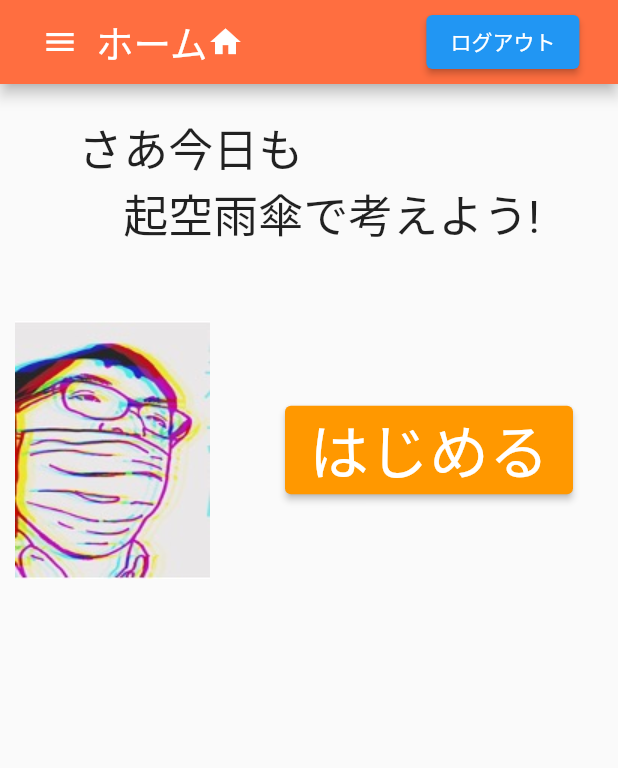
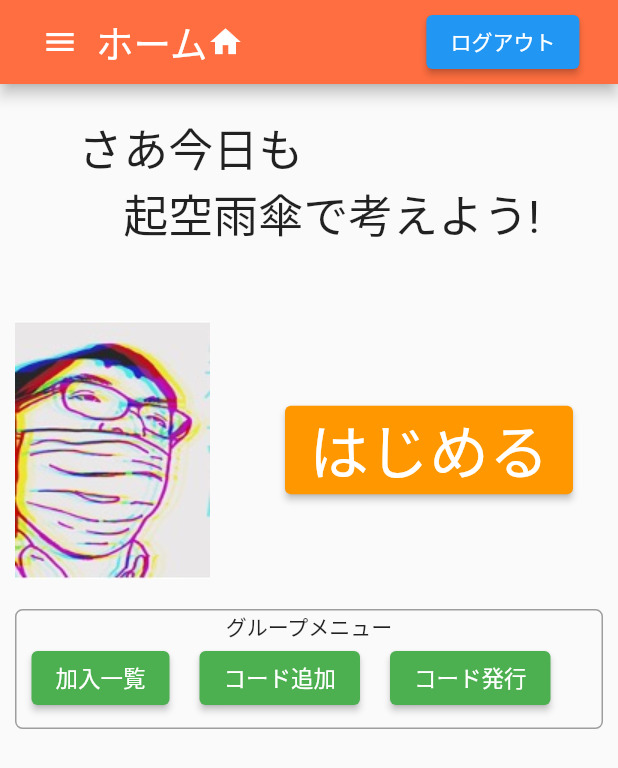
Before and after one commit to kkhassou/toyidea_smartphone_app, a Flutter app: the screen it shows once a user with an empty profile is signed in, on a phone screen of 412 x 824 dp. Shown: the top 768 px of the screen. Run offline on Flutter 3.47's test engine with Material 2 defaults, Android fonts, the light colour scheme and no system bars; our stand-ins replace firebase_auth, firebase_core; missing offline and left inert: dart:ffi; accounts and stored records are empty; network calls fail.

Commit message:
グループコードの発行・追加等を実装中

```diff
--- a/lib/constants/url_constant.dart
+++ b/lib/constants/url_constant.dart
@@ -1,6 +1,6 @@
 class UrlConstant {
   static const String apiUrl =
-      "https://us-central1-toyidea-api.cloudfunctions.net/api/"; // 実機端末用
-  // "http://10.0.2.2:5001/toyidea-api/us-central1/api/"; // Androidエミュレーター用
+      // "https://us-central1-toyidea-api.cloudfunctions.net/api/"; // 実機端末用
+      "http://10.0.2.2:5001/toyidea-api/us-central1/api/"; // Androidエミュレーター用
   // "http://localhost:5001/toyidea-api/us-central1/api/"; // iOSエミュレーター用
 }
--- a/lib/presentation/home/home_page.dart
+++ b/lib/presentation/home/home_page.dart
@@ -1,13 +1,21 @@
 import 'dart:ffi';
 
 import 'package:firebase_core/firebase_core.dart';
+import 'package:flutter/cupertino.dart';
 import 'package:flutter/material.dart';
+import 'package:toyidea_smartphone_app/presentation/group/group_code_add_page.dart';
+// import 'package:modal_bottom_sheet/modal_bottom_sheet.dart';
+// import 'package:modal_bottom_sheet/modal_bottom_sheet.dart' as bottomSheet;
 
+import '../../api/api_client.dart';
 import '../../widgets/custom_card.dart';
 import '../../widgets/menu_button.dart';
 import '../../widgets/randam_icon.dart';
 
 import 'package:firebase_auth/firebase_auth.dart';
+
+import '../group/group_code_publish_page.dart';
+import '../group/group_list_page.dart';
 
 class HomePage extends StatefulWidget {
   const HomePage({super.key});
@@ -27,6 +35,18 @@ class _HomePageState extends State<HomePage> {
   AppTypeList appTypeList = AppTypeList.TrigerSkyRainUmbrella;
   String startComment = "さあ今日も\n　起空雨傘で考えよう!";
   double startComment_fontSize = 30;
+  String nickName = "";
+  final FirebaseAuth _auth = FirebaseAuth.instance;
+  // これ、ログイン状態だと、ホーム画面に戻す
+  void checkAuthentication() async {
+    _auth.authStateChanges().listen((user) {
+      if (user == null) {
+      } else {
+        initData();
+      }
+    });
+  }
+
   void _onMenuButonTap(int index) {
     print("index");
     print(index);
@@ -43,6 +63,20 @@ class _HomePageState extends State<HomePage> {
         appTypeList = AppTypeList.Integration;
       }
     });
+  }
+
+  @override
+  void initState() {
+    super.initState();
+    this.checkAuthentication();
+  }
+
+  Future<void> initData() async {
+    // DBから空雨傘一覧データを取得
+    final value = await get_user_info_api(_auth.currentUser!.uid.toString());
+    nickName = value.map<String>((item) => item['nickName'].toString()).first;
+    // TODO:nickNmaeの格納をuidとセットで行う
+    // sinupの時にできるかと思ったけど、sinupの時だと、まだ、uidが取れないのでダメだった。
   }
 
   @override
@@ -129,29 +163,95 @@ class _HomePageState extends State<HomePage> {
                               : null,
                         )),
                   ]),
-                  //   Padding(
-                  //       padding:
-                  //           EdgeInsets.fromLTRB(150, underbutton_from_top!, 0, 0),
-                  //       child: ElevatedButton(
-                  //         style: ElevatedButton.styleFrom(
-                  //             backgroundColor: Colors.orange),
-                  //         child: Text(
-                  //           "過去の空雨傘",
-                  //           style: TextStyle(fontSize: 30),
-                  //         ),
-                  //         onPressed: user != null ? () {} : null,
-                  //       )),
-                  //   Padding(
-                  //       padding: const EdgeInsets.fromLTRB(150, 30, 0, 0),
-                  //       child: ElevatedButton(
-                  //         style: ElevatedButton.styleFrom(
-                  //             backgroundColor: Colors.orange),
-                  //         child: Text(
-                  //           "模範の空雨傘",
-                  //           style: TextStyle(fontSize: 30),
-                  //         ),
-                  //         onPressed: user != null ? () {} : null,
-                  //       )),
+                  user != null
+                      ? Padding(
+                          padding: const EdgeInsets.fromLTRB(10, 20, 10, 0),
+                          child: Container(
+                            height: 80,
+                            decoration: BoxDecoration(
+                              border: Border.all(
+                                color: Colors.grey,
+                                width: 1.0,
+                              ),
+                              borderRadius: BorderRadius.circular(5.0),
+                            ),
+                            child: Column(
+                              children: [
+                                Container(
+                                  child: Text("グループメニュー"),
+                                ),
+                                Row(
+                                  children: [
+                                    Padding(
+                                        padding:
+                                            EdgeInsets.fromLTRB(10, 0, 0, 0),
+                                        child: ElevatedButton(
+                                          style: ElevatedButton.styleFrom(
+                                              backgroundColor: Colors.green),
+                                          child: Text(
+                                            "加入一覧",
+                                            style: TextStyle(
+                                                fontSize: 15,
+                                                color: Colors.white),
+                                          ),
+                                          onPressed: () {
+                                            showModalBottomSheet(
+                                                context: context,
+                                                builder:
+                                                    (BuildContext context) {
+                                                  return GroupListPage();
+                                                });
+                                          },
+                                        )),
+                                    Padding(
+                                        padding:
+                                            EdgeInsets.fromLTRB(20, 0, 0, 0),
+                                        child: ElevatedButton(
+                                          style: ElevatedButton.styleFrom(
+                                              backgroundColor: Colors.green),
+                                          child: Text(
+                                            "コード追加",
+                                            style: TextStyle(
+                                                fontSize: 15,
+                                                color: Colors.white),
+                                          ),
+                                          onPressed: () {
+                                            showModalBottomSheet(
+                                                context: context,
+                                                builder:
+                                                    (BuildContext context) {
+                                                  return GroupCodeAddPage();
+                                                });
+                                          },
+                                        )),
+                                    Padding(
+                                        padding:
+                                            EdgeInsets.fromLTRB(20, 0, 0, 0),
+                                        child: ElevatedButton(
+                                          style: ElevatedButton.styleFrom(
+                                              backgroundColor: Colors.green),
+                                          child: Text(
+                                            "コード発行",
+                                            style: TextStyle(
+                                                fontSize: 15,
+                                                color: Colors.white),
+                                          ),
+                                          onPressed: () {
+                                            showModalBottomSheet(
+                                                context: context,
+                                                builder:
+                                                    (BuildContext context) {
+                                                  return GroupCodePublishPage();
+                                                });
+                                          },
+                                        )),
+                                  ],
+                                ),
+                              ],
+                            ),
+                          ),
+                        )
+                      : Container(),
                 ],
               ),
             ),
--- a/lib/presentation/signup/signup_page.dart
+++ b/lib/presentation/signup/signup_page.dart
@@ -1,6 +1,7 @@
 import 'package:firebase_auth/firebase_auth.dart';
 import 'package:flutter/material.dart';
 
+import '../../api/api_client.dart';
 import '../../widgets/randam_icon.dart';
 
 class SignupPage extends StatefulWidget {
--- a/lib/presentation/tr_sk_ra_um/simple_list/simple_list_page.dart
+++ b/lib/presentation/tr_sk_ra_um/simple_list/simple_list_page.dart
@@ -23,7 +23,7 @@ class _SimpleListPageState extends State<SimpleListPage> {
   List<String> menuItems = [];
   Future<void>? _initDataFuture;
   // これ、ログイン状態だと、ホーム画面に戻す
-  checkAuthentication() async {
+  void checkAuthentication() async {
     _auth.authStateChanges().listen((user) {
       if (user == null) {
         Navigator.pop(context);
@@ -39,7 +39,6 @@ class _SimpleListPageState extends State<SimpleListPage> {
   }
 
   Future<void> initData() async {
-    await checkAuthentication();
     // DBから空雨傘一覧データを取得
     final value = await s_r_u_list_api(_auth.currentUser!.uid.toString());
     setState(() {
--- a/lib/widgets/custom_dropdown_menu.dart
+++ b/lib/widgets/custom_dropdown_menu.dart
@@ -20,8 +20,11 @@ class _CustomDropdownMenuState extends State<CustomDropdownMenu> {
 
   @override
   Widget build(BuildContext context) {
-    return DropdownButton<String>(
+    return Padding(
+      padding: const EdgeInsets.fromLTRB(10, 0, 10, 0),
+      child: DropdownButton<String>(
         value: _selectedValue,
+        isExpanded: true,
         items: widget.menuItems != null
             ? widget.menuItems!.map((String value) {
                 return DropdownMenuItem<String>(
@@ -42,6 +45,7 @@ class _CustomDropdownMenuState extends State<CustomDropdownMenu> {
             SnackBar(content: Text('Selected: $newValue')),
           );
         },
+      ),
     );
   }
 }
--- a/pubspec.yaml
+++ b/pubspec.yaml
@@ -11,6 +11,7 @@ dependencies:
   firebase_core: ^2.5.0
   firebase_auth: ^4.3.0
   http: ^0.13.5
+  modal_bottom_sheet: ^2.1.2
 dev_dependencies:
   flutter_test:
     sdk: flutter
```
Also changed, not shown: lib/api/api_client.dart (+159 -25 lines), lib/presentation/group/group_code_add_page.dart (added, +95 -0 lines), lib/presentation/group/group_code_publish_page.dart (added, +108 -0 lines), lib/presentation/group/group_list_page.dart (added, +116 -0 lines), lib/presentation/group/group_member_page.dart (added, +77 -0 lines), pubspec.lock. Lines whose indentation alone changed are shown as unchanged.
